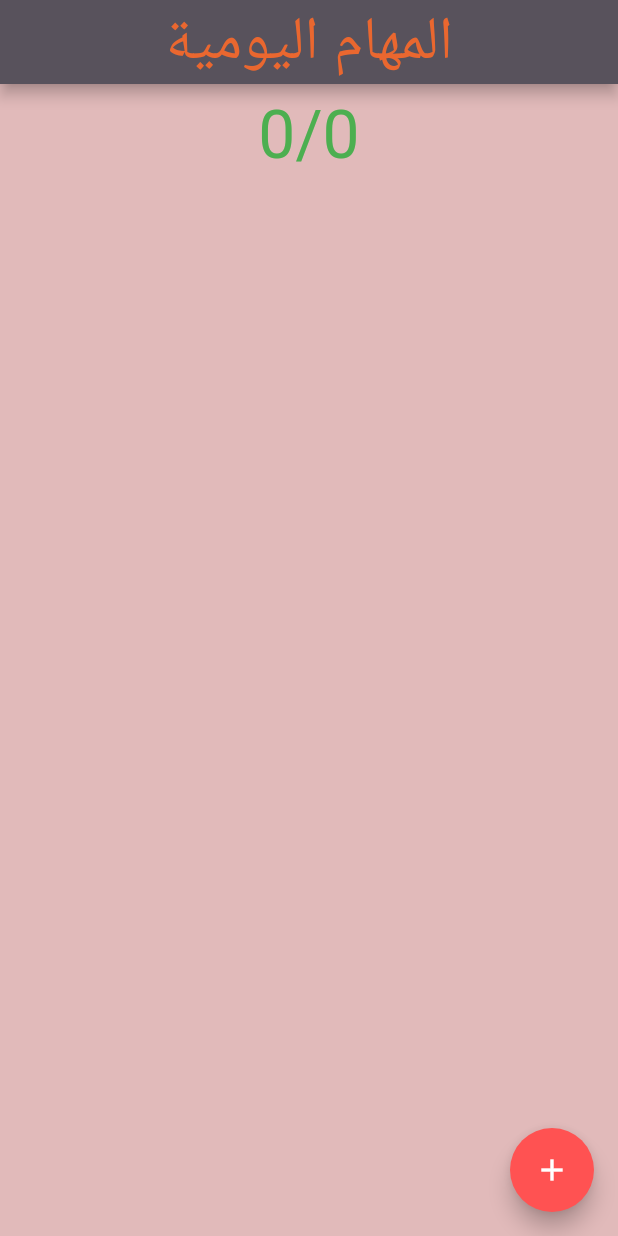
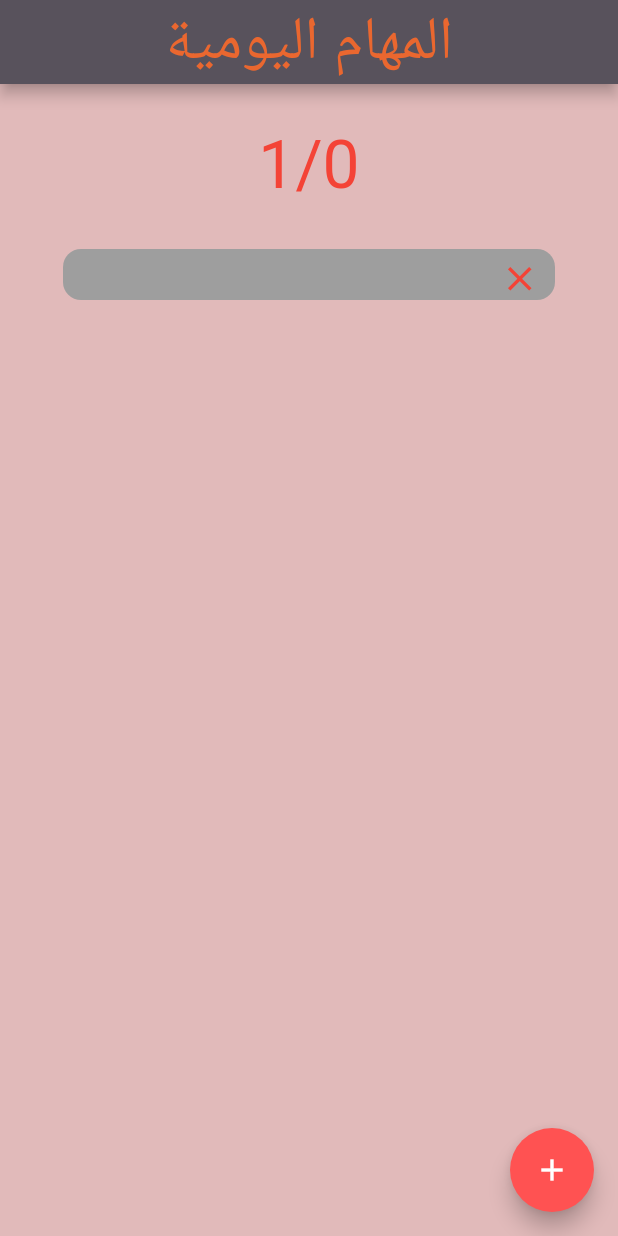
Before and after one commit to fahad3068088/flutter_application_2, a Flutter app: the screen it shows after launch, on a phone screen of 412 x 824 dp. Run offline on Flutter 3.47's test engine with Material 2 defaults, Android fonts, the phone set to English and light mode, and no system bars.

```diff
--- a/lib/main.dart
+++ b/lib/main.dart
@@ -1,9 +1,12 @@
 // ignore_for_file: prefer_const_constructors, avoid_unnecessary_containers
+
+import 'dart:developer';
 
 import 'package:flutter/material.dart';
 
 import 'widget/FractionallySizedBox.dart';
 import 'widget/Padding.dart';
+
 void main() {
   runApp(const MyApp());
 }
@@ -31,17 +34,20 @@ class Bb {
   bool hh;
   Bb({required this.hh, required this.titl});
 }
-int ali(){
-  int fahad=0;
+
+int ali() {
+  int fahad = 0;
 // ignore: avoid_function_literals_in_foreach_calls
   nn.forEach((e) {
-if (e.hh){fahad++;}
+    if (e.hh) {
+      fahad++;
+    }
   });
   return fahad;
 }
 
 List nn = [
-
+     Bb(titl: vc, hh: false),
 ];
 
 nweTask() {
@@ -49,6 +55,7 @@ nweTask() {
     Bb(titl: vc, hh: false),
   );
 }
+
 String vc = "";
 final myController = TextEditingController();
 myfun() {
@@ -121,15 +128,26 @@ class _FhadState extends State<Fhad> {
         ))),
       ),
       // ignore: prefer_const_literals_to_create_immutables
-      body: Column(
+      body: Container(
+        padding: const EdgeInsets.all(20),
+        // height: 600,
+        child: Column(
             // ignore: prefer_const_literals_to_create_immutables
             children: [
               MyWidget(
                 aaa: nn.length,
                 bbb: ali(),
               ),
-          ...nn.map((e) => Fahad(vartitle: e.titl, done: e.hh))
-        ],
+              Container(
+                height: 600,
+                child: ListView.builder(
+                    itemCount: nn.length,
+                    itemBuilder: (BuildContext context, int index) {
+                      return Fahad(
+                          vartitle: nn[index].titl, done: nn[index].hh);
+                    }),
+              )
+            ]),
       ),
     );
   }
```
Also changed, not shown: 1 other file. Lines whose indentation alone changed are shown as unchanged.
